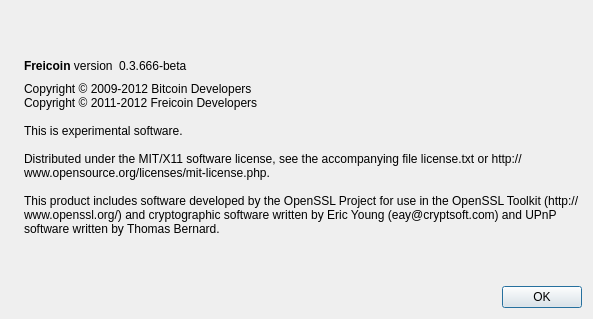
The window that src/qt/forms/aboutdialog.ui (jlay11/sharecoin) describes before a commit, drawn with Qt 5.
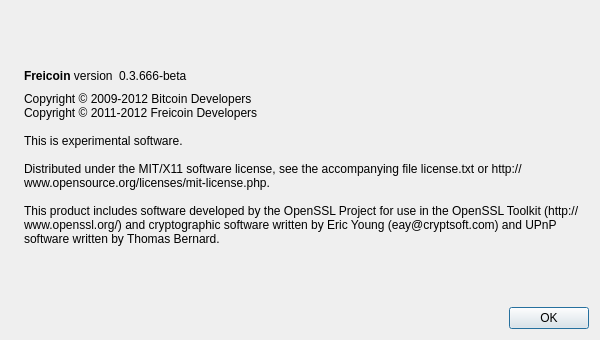
The same window after the commit. Icons and pictures are not drawn.

Commit message: Increase size of “About Freicoin-Qt” dialog box, to account for extra copyright line. Fixes GH #35.

Patch:
```diff
--- a/src/qt/forms/aboutdialog.ui
+++ b/src/qt/forms/aboutdialog.ui
@@ -6,8 +6,8 @@
    <rect>
     <x>0</x>
     <y>0</y>
-    <width>593</width>
-    <height>319</height>
+    <width>600</width>
+    <height>340</height>
    </rect>
   </property>
   <property name="windowTitle">
```
